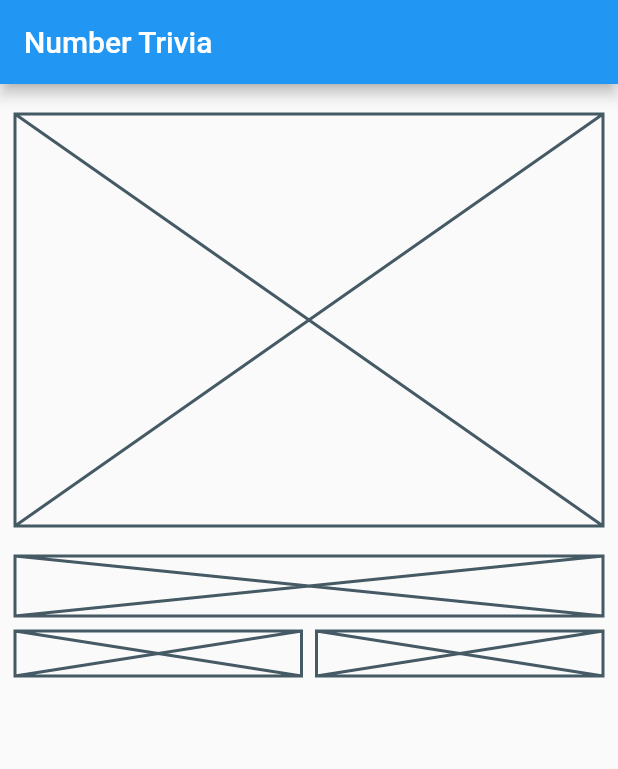
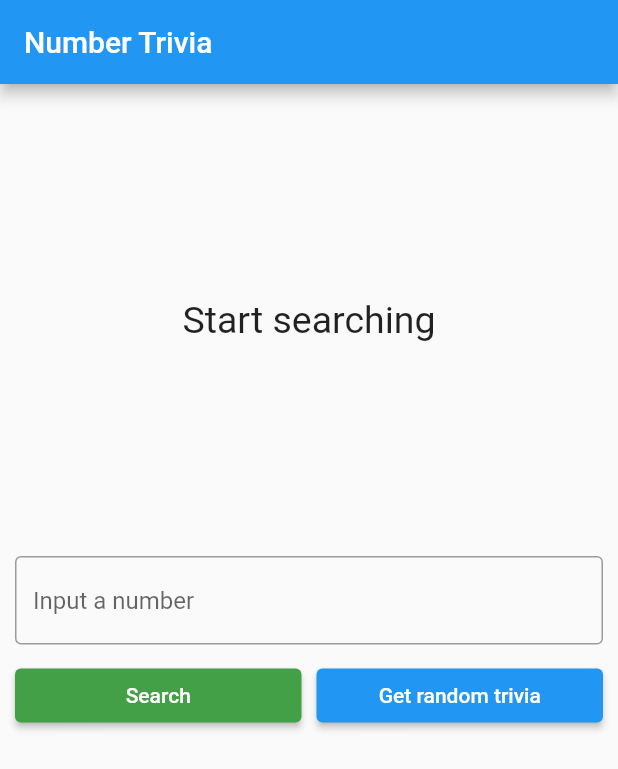
Before and after one commit to gabriel7771/clean_architecture_tdd_flutter, a Flutter app: the screen it shows after launch, on a phone screen of 412 x 824 dp. Shown: the top 769 px of the screen. Run offline on Flutter 3.47's test engine with Material 2 defaults, Android fonts, the phone set to English and light mode, and no system bars; our stand-ins replace bloc, dartz, equatable, flutter_bloc, get_it, internet_connection_checker and 1 more.

Commit message:
Added ui

```diff
--- a/lib/features/number_trivia/presentation/pages/number_trivia_page.dart
+++ b/lib/features/number_trivia/presentation/pages/number_trivia_page.dart
@@ -1,9 +1,8 @@
 import 'package:clean_architecture_tdd/features/number_trivia/presentation/bloc/number_trivia_bloc.dart';
-import 'package:flutter/cupertino.dart';
 import 'package:flutter/material.dart';
 import 'package:flutter_bloc/flutter_bloc.dart';
-
 import '../../../../injection_container.dart';
+import '../widgets/widgets.dart';
 
 class NumberTriviaPage extends StatelessWidget {
   const NumberTriviaPage({Key? key}) : super(key: key);
@@ -14,13 +13,15 @@ class NumberTriviaPage extends StatelessWidget {
       appBar: AppBar(
         title: const Text('Number Trivia'),
       ),
-      body: buildBody(context),
+      body: SingleChildScrollView(
+        child: buildBody(context),
+      ),
     );
   }
 
   BlocProvider<NumberTriviaBloc> buildBody(BuildContext context) {
     return BlocProvider(
-      create: (BuildContext context) => sl<NumberTriviaBloc>(),
+      create: (_) => sl<NumberTriviaBloc>(),
       child: Center(
         child: Padding(
           padding: const EdgeInsets.all(10),
@@ -28,35 +29,24 @@ class NumberTriviaPage extends StatelessWidget {
             children: <Widget>[
               // Top half
               SizedBox(height: 10),
-              Container(
-                height: MediaQuery.of(context).size.height / 3,
-                child: Placeholder(),
+              BlocBuilder<NumberTriviaBloc, NumberTriviaState>(
+                builder: (context, state) {
+                  if (state is Empty) {
+                    return MessageDisplay(
+                      message: 'Start searching',
+                    );
+                  } else if (state is Loaded) {
+                    return TriviaDisplay(numberTrivia: state.trivia);
+                  } else if (state is Error) {
+                    return MessageDisplay(message: state.message);
+                  } else {
+                    return LoadingWidget();
+                  }
+                },
               ),
               SizedBox(height: 20),
               // Bottom half
-              Column(
-                children: <Widget>[
-                  Placeholder(fallbackHeight: 40),
-                  SizedBox(height: 10),
-                  Row(
-                    children: [
-                      Expanded(
-                        child: Placeholder(
-                          fallbackHeight: 30,
-                          fallbackWidth: 200,
-                        ),
-                      ),
-                      SizedBox(width: 10),
-                      Expanded(
-                        child: Placeholder(
-                          fallbackHeight: 30,
-                          fallbackWidth: 200,
-                        ),
-                      ),
-                    ],
-                  )
-                ],
-              )
+              TriviaControls()
             ],
           ),
         ),
--- /dev/null
+++ b/lib/features/number_trivia/presentation/widgets/message_display.dart
@@ -0,0 +1,26 @@
+import 'package:flutter/cupertino.dart';
+
+class MessageDisplay extends StatelessWidget {
+  final String message;
+
+  const MessageDisplay({
+    Key? key,
+    required this.message,
+  }) : super(key: key);
+
+  @override
+  Widget build(BuildContext context) {
+    return Container(
+      height: MediaQuery.of(context).size.height / 3,
+      child: Center(
+        child: SingleChildScrollView(
+          child: Text(
+            message,
+            style: TextStyle(fontSize: 25),
+            textAlign: TextAlign.center,
+          ),
+        ),
+      ),
+    );
+  }
+}
--- /dev/null
+++ b/lib/features/number_trivia/presentation/widgets/trivia_controls.dart
@@ -0,0 +1,75 @@
+import 'package:flutter/cupertino.dart';
+import 'package:flutter/material.dart';
+import 'package:flutter_bloc/flutter_bloc.dart';
+
+import '../bloc/number_trivia_bloc.dart';
+
+class TriviaControls extends StatefulWidget {
+  const TriviaControls({Key? key}) : super(key: key);
+
+  @override
+  State<TriviaControls> createState() => _TriviaControlsState();
+}
+
+class _TriviaControlsState extends State<TriviaControls> {
+  final controller = TextEditingController();
+  late String inputStr;
+
+  @override
+  Widget build(BuildContext context) {
+    return Column(
+      children: <Widget>[
+        TextField(
+          controller: controller,
+          keyboardType: TextInputType.number,
+          decoration: InputDecoration(
+            border: OutlineInputBorder(),
+            hintText: 'Input a number',
+          ),
+          onChanged: (value) {
+            inputStr = value;
+          },
+          onSubmitted: (_) {
+            dispatchConcrete();
+          },
+        ),
+        SizedBox(height: 10),
+        Row(
+          children: [
+            Expanded(
+              child: ElevatedButton(
+                onPressed: () {
+                  dispatchConcrete();
+                },
+                child: Text('Search'),
+                style: ElevatedButton.styleFrom(
+                  backgroundColor: Theme.of(context).colorScheme.secondary,
+                ),
+              ),
+            ),
+            SizedBox(width: 10),
+            Expanded(
+              child: ElevatedButton(
+                onPressed: () {
+                  dispatchRandom();
+                },
+                child: Text('Get random trivia'),
+              ),
+            ),
+          ],
+        )
+      ],
+    );
+  }
+
+  void dispatchConcrete() {
+    controller.clear();
+    BlocProvider.of<NumberTriviaBloc>(context)
+        .add(GetTriviaForConcreteNumber(inputStr));
+  }
+
+  void dispatchRandom() {
+    controller.clear();
+    BlocProvider.of<NumberTriviaBloc>(context).add(GetTriviaForRandomNumber());
+  }
+}
--- /dev/null
+++ b/lib/features/number_trivia/presentation/widgets/widgets.dart
@@ -0,0 +1,4 @@
+export 'loading_widget.dart';
+export 'message_display.dart';
+export 'trivia_display.dart';
+export 'trivia_controls.dart';
--- a/lib/injection_container.dart
+++ b/lib/injection_container.dart
@@ -17,7 +17,7 @@ final sl = GetIt.instance;
 Future<void> init() async {
   initFeatures();
   initCore();
-  initExternal();
+  await initExternal();
 }
 
 void initFeatures() {
@@ -62,7 +62,7 @@ void initCore() {
   sl.registerLazySingleton<NetworkInfo>(() => NetworkInfoImpl(sl()));
 }
 
-void initExternal() async {
+Future<void> initExternal() async {
   final sharedPreferences = await SharedPreferences.getInstance();
   sl.registerLazySingleton(() => sharedPreferences);
   sl.registerLazySingleton(() => http.Client());
--- a/lib/main.dart
+++ b/lib/main.dart
@@ -3,6 +3,7 @@ import 'package:flutter/material.dart';
 import 'injection_container.dart' as di;
 
 void main() async {
+  WidgetsFlutterBinding.ensureInitialized();
   await di.init();
   runApp(const MyApp());
 }
```
Also changed, not shown: lib/features/number_trivia/presentation/bloc/number_trivia_bloc.dart (+39 -23 lines), lib/features/number_trivia/presentation/widgets/loading_widget.dart (added, +16 -0 lines), lib/features/number_trivia/presentation/widgets/trivia_display.dart (added, +38 -0 lines).
